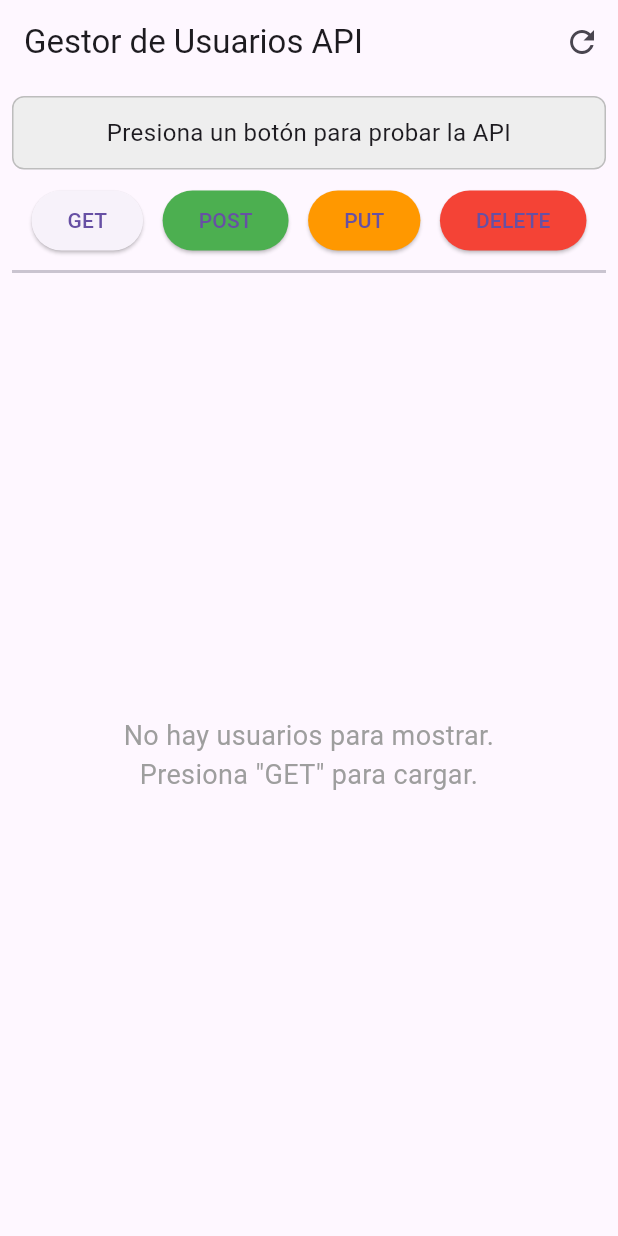
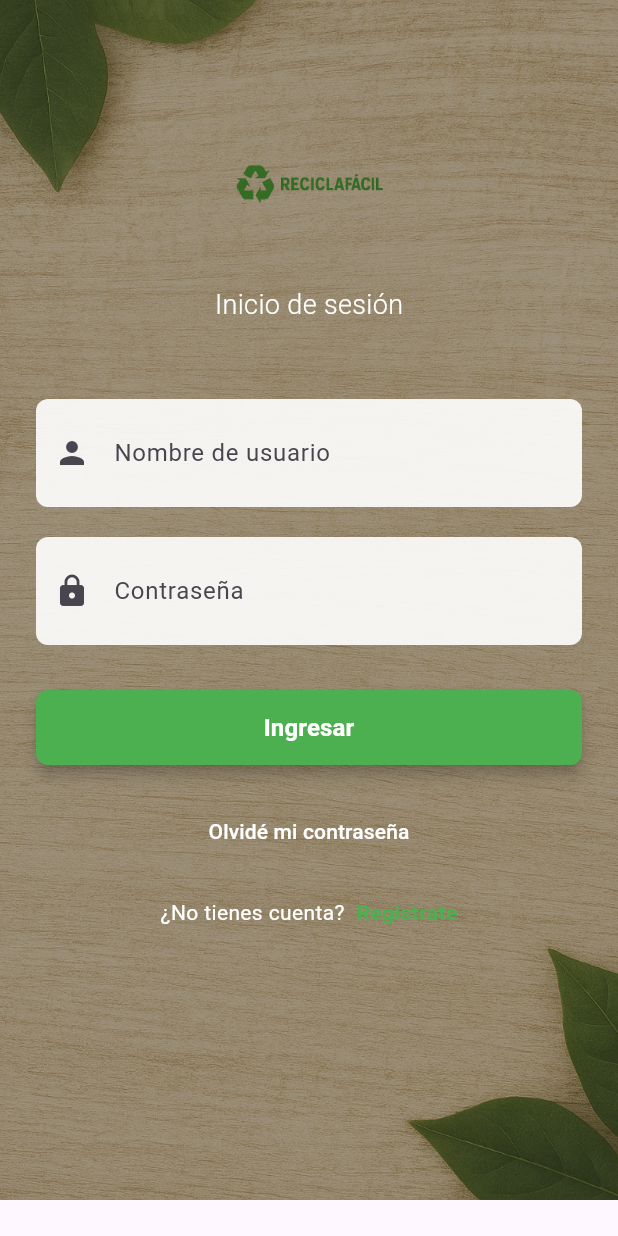
Before and after one commit to PedroMtz83/Recicla-Facil, a Flutter app: the screen it shows after launch, on a phone screen of 412 x 824 dp. Run offline on Flutter 3.47's test engine with Material 3 defaults, Android fonts, the phone set to English and light mode, and no system bars.

Commit message:
Interfaz de login casi completa

```diff
--- a/rf_sprint1/lib/login.dart
+++ /dev/null
@@ -1,196 +0,0 @@
-import 'package:flutter/material.dart';
-import 'services/usuario_service.dart';
-
-class AppSp01 extends StatefulWidget {
-  AppSp01({super.key});
-
-  @override
-  State<AppSp01> createState() => _AppSp01State();
-}
-
-class _AppSp01State extends State<AppSp01> {
-  final UsuarioService _apiService = UsuarioService();
-
-  // --- CAMBIO 1: Variables de estado para la lista ---
-  // Guardaremos la lista de usuarios aquí en lugar de en un simple String.
-  List<dynamic> _usuarios = [];
-  // Para mostrar un indicador de carga mientras se obtienen los datos.
-  bool _isLoading = false;
-  // Mantenemos una variable para los mensajes de los otros botones.
-  String _statusMessage = 'Presiona un botón para probar la API';
-
-  // --- CAMBIO 2: Función _probarGet actualizada ---
-  // Ahora llena la lista _usuarios y maneja el estado de carga.
-  void _probarGet() async {
-    setState(() {
-      _isLoading = true; // Inicia el indicador de carga
-      _statusMessage = 'Cargando lista de usuarios...';
-    });
-
-    try {
-      final usuariosObtenidos = await _apiService.obtenerUsuarios();
-      setState(() {
-        _usuarios = usuariosObtenidos; // Guarda la lista completa
-        _statusMessage = 'Se encontraron ${_usuarios.length} usuarios.';
-      });
-    } catch (e) {
-      setState(() {
-        _statusMessage = 'Error al obtener usuarios: $e';
-        _usuarios = []; // Limpia la lista en caso de error
-      });
-    } finally {
-      setState(() {
-        _isLoading = false; // Detiene el indicador de carga
-      });
-    }
-  }
-
-  // --- Mantenemos tus otras funciones de prueba ---
-  void _probarPost() async {
-    setState(() => _statusMessage = 'Creando usuario...');
-    final correoUnico = 'prueba1@example.com';
-    bool exito = await _apiService.crearUsuario(
-        nombre: 'Pedro92A', email: correoUnico, password: '12345');
-    setState(() => _statusMessage = exito
-        ? 'Usuario creado con éxito. ¡Vuelve a presionar GET!'
-        : 'Error al crear usuario.');
-    if (exito) _usuarios = []; // Limpia la lista para forzar la recarga
-  }
-
-  void _probarPut() async {
-    setState(() => _statusMessage = 'Actualizando usuario...');
-    bool exito = await _apiService.actualizarUsuario(
-        email: 'prueba1@example.com', nombre: 'PedroM', admin: true);
-    setState(() => _statusMessage = exito
-        ? 'Usuario actualizado con éxito. ¡Vuelve a presionar GET!'
-        : 'Error al actualizar.');
-    if (exito) _usuarios = [];
-  }
-
-  void _probarDelete() async {
-    setState(() => _statusMessage = 'Eliminando usuario...');
-    bool exito = await _apiService.eliminarUsuario('prueba1@example.com');
-    setState(() => _statusMessage = exito
-        ? 'Usuario eliminado con éxito. ¡Vuelve a presionar GET!'
-        : 'Error al eliminar.');
-    if (exito) _usuarios = [];
-  }
-
-  // --- CAMBIO 3: El método build refactorizado ---
-  @override
-  Widget build(BuildContext context) {
-    return Scaffold(
-      appBar: AppBar(
-        title: Text('Gestor de Usuarios API'),
-        actions: [
-          // Un botón para recargar la lista directamente desde la AppBar
-          IconButton(
-            icon: Icon(Icons.refresh),
-            onPressed: _probarGet,
-            tooltip: 'Recargar Lista',
-          ),
-        ],
-      ),
-      // El cuerpo ahora es dinámico: muestra la lista o los botones
-      body: Padding(
-        padding: EdgeInsets.all(8.0),
-        child: Column(
-          children: [
-            // Una sección superior para los botones y mensajes
-            _buildControlPanel(),
-            Divider(height: 20, thickness: 2),
-            // Una sección inferior que muestra la lista de usuarios
-            _buildUserListView(),
-          ],
-        ),
-      ),
-    );
-  }
-
-  // Widget para los botones de control
-  Widget _buildControlPanel() {
-    return Column(
-      crossAxisAlignment: CrossAxisAlignment.stretch,
-      children: [
-        Container(
-          padding: EdgeInsets.all(12),
-          decoration: BoxDecoration(
-              color: Colors.grey.shade200,
-              borderRadius: BorderRadius.circular(8),
-              border: Border.all(color: Colors.grey.shade400)),
-          child: Text(
-            _statusMessage,
-            textAlign: TextAlign.center,
-            style: TextStyle(fontSize: 16),
-          ),
-        ),
-        SizedBox(height: 10),
-        // Usamos una fila para que los botones se vean mejor
-        Row(
-          mainAxisAlignment: MainAxisAlignment.spaceEvenly,
-          children: [
-            ElevatedButton(onPressed: _probarGet, child: const Text('GET')),
-            ElevatedButton(
-                onPressed: _probarPost,
-                child: Text('POST'),
-                style: ElevatedButton.styleFrom(backgroundColor: Colors.green)),
-            ElevatedButton(
-                onPressed: _probarPut,
-                child: Text('PUT'),
-                style: ElevatedButton.styleFrom(backgroundColor: Colors.orange)),
-            ElevatedButton(
-                onPressed: _probarDelete,
-                child: Text('DELETE'),
-                style: ElevatedButton.styleFrom(backgroundColor: Colors.red)),
-          ],
-        ),
-      ],
-    );
-  }
-
-  // Widget para la lista de usuarios
-  Widget _buildUserListView() {
-    // Si está cargando, muestra el CircularProgressIndicator
-    if (_isLoading) {
-      return Expanded(
-        child: Center(child: CircularProgressIndicator()),
-      );
-    }
-    // Si la lista está vacía (después de cargar), muestra un mensaje
-    if (_usuarios.isEmpty) {
-      return Expanded(
-        child: Center(
-          child: Text(
-            'No hay usuarios para mostrar.\nPresiona "GET" para cargar.',
-            textAlign: TextAlign.center,
-            style: TextStyle(fontSize: 18, color: Colors.grey),
-          ),
-        ),
-      );
-    }
-
-    // Si hay usuarios, construye el ListView.builder
-    // Expanded es crucial para que el ListView ocupe el espacio restante.
-    return Expanded(
-      child: ListView.builder(
-        itemCount: _usuarios.length,
-        itemBuilder: (context, index) {
-          final usuario = _usuarios[index];
-          return Card(
-            margin: EdgeInsets.symmetric(vertical: 6.0),
-            child: ListTile(
-              leading: CircleAvatar(
-                child: Text(usuario['nombre']?[0] ?? 'U'),
-              ),
-              title: Text(usuario['nombre'] ?? 'Sin nombre'),
-              subtitle: Text(usuario['email'] ?? 'Sin email'),
-              trailing: (usuario['admin'] == true)
-                  ? Icon(Icons.shield, color: Colors.blue)
-                  : null,
-            ),
-          );
-        },
-      ),
-    );
-  }
-}
--- /dev/null
+++ b/rf_sprint1/lib/views/login_screen.dart
@@ -0,0 +1,252 @@
+import 'package:flutter/material.dart';
+import '../services/usuario_service.dart';
+
+class LoginScreen extends StatefulWidget {
+  const LoginScreen({super.key});
+
+  @override
+  // ignore: library_private_types_in_public_api
+  _LoginScreenState createState() => _LoginScreenState();
+}
+
+class _LoginScreenState extends State<LoginScreen> {
+  final _formKey = GlobalKey<FormState>();
+  final _nombreController = TextEditingController();
+  final _passwordController = TextEditingController();
+  bool _isLoading = false;
+
+  void _login() async {
+    if (!_formKey.currentState!.validate()) return;
+
+    setState(() => _isLoading = true);
+
+    try {
+      final usuarioService = UsuarioService();
+      final response = await usuarioService.loginUsuario(
+        nombre: _nombreController.text,
+        password: _passwordController.text,
+      );
+
+      if (response != null && response['mensaje'] == 'Inicio de sesión exitoso') {
+        debugPrint('Usuario logueado: ${response['usuario']}');
+        // ignore: use_build_context_synchronously
+        Navigator.pushReplacementNamed(context, '/home');
+      } else {
+        // ignore: use_build_context_synchronously
+        ScaffoldMessenger.of(context).showSnackBar(
+          const SnackBar(content: Text('Usuario o contraseña incorrectos')),
+        );
+      }
+    } catch (e) {
+      // ignore: use_build_context_synchronously
+      ScaffoldMessenger.of(context).showSnackBar(
+        SnackBar(content: Text('Error de conexión: $e')),
+      );
+    } finally {
+      setState(() => _isLoading = false);
+    }
+  }
+
+  @override
+  Widget build(BuildContext context) {
+    return Scaffold(
+      body: SizedBox(
+        width: 533,
+        height: 800,
+        child: Stack(
+          children: [
+            // Fondo de pantalla
+            Container(
+              width: double.infinity,
+              height: double.infinity,
+              decoration: const BoxDecoration(
+                image: DecorationImage(
+                  image: AssetImage('assets/images/backgrounds/fondo_login.png'),
+                  fit: BoxFit.cover,
+                ),
+              ),
+            ),
+
+            Container(
+              width: double.infinity,
+              height: double.infinity,
+              // ignore: deprecated_member_use
+              color: Colors.black.withOpacity(0.3),
+            ),
+
+            SafeArea(
+              child: SingleChildScrollView(
+                padding: const EdgeInsets.symmetric(horizontal: 24.0),
+                child: Form(
+                  key: _formKey,
+                  child: Column(
+                    crossAxisAlignment: CrossAxisAlignment.center,
+                    children: [
+                      const SizedBox(height: 70),
+
+                      SizedBox(
+                        width: 393,
+                        height: 104,
+                        child: Image.asset(
+                          'assets/images/logos/logo_completo.png',
+                          fit: BoxFit.contain,
+                        ),
+                      ),
+
+                      const SizedBox(height: 16),
+
+                      const Text(
+                        'Inicio de sesión',
+                        style: TextStyle(
+                          fontSize: 18,
+                          color: Colors.white,
+                          fontWeight: FontWeight.w300,
+                        ),
+                      ),
+
+                      const SizedBox(height: 50),
+
+                      // Campo de nombre
+                      Container(
+                        decoration: BoxDecoration(
+                          // ignore: deprecated_member_use
+                          color: Colors.white.withOpacity(0.9),
+                          borderRadius: BorderRadius.circular(8),
+                        ),
+                        child: TextFormField(
+                          controller: _nombreController,
+                          decoration: const InputDecoration(
+                            labelText: 'Nombre de usuario',
+                            border: InputBorder.none,
+                            contentPadding: EdgeInsets.symmetric(horizontal: 16, vertical: 16),
+                            prefixIcon: Icon(Icons.person),
+                          ),
+                          validator: (value) {
+                            if (value == null || value.isEmpty) {
+                              return 'Nombre Obligatorio';
+                            }
+                            return null;
+                          },
+                        ),
+                      ),
+
+                      const SizedBox(height: 20),
+
+                      // Campo de contraseña
+                      Container(
+                        decoration: BoxDecoration(
+                          // ignore: deprecated_member_use
+                          color: Colors.white.withOpacity(0.9),
+                          borderRadius: BorderRadius.circular(8),
+                        ),
+                        child: TextFormField(
+                          controller: _passwordController,
+                          obscureText: true,
+                          decoration: const InputDecoration(
+                            labelText: 'Contraseña',
+                            border: InputBorder.none,
+                            contentPadding: EdgeInsets.symmetric(horizontal: 16, vertical: 16),
+                            prefixIcon: Icon(Icons.lock),
+                          ),
+                          validator: (value) {
+                            if (value == null || value.isEmpty) {
+                              return 'Contraseña Obligatorio';
+                            }
+                            return null;
+                          },
+                        ),
+                      ),
+
+                      const SizedBox(height: 30),
+
+                      // Botón Ingresar
+                      SizedBox(
+                        width: double.infinity,
+                        height: 50,
+                        child: ElevatedButton(
+                          onPressed: _isLoading ? null : _login,
+                          style: ElevatedButton.styleFrom(
+                            backgroundColor: Colors.green,
+                            foregroundColor: Colors.white,
+                            shape: RoundedRectangleBorder(
+                              borderRadius: BorderRadius.circular(8),
+                            ),
+                            elevation: 4,
+                          ),
+                          child: _isLoading
+                              ? const SizedBox(
+                                  height: 20,
+                                  width: 20,
+                                  child: CircularProgressIndicator(
+                                    strokeWidth: 2,
+                                    valueColor: AlwaysStoppedAnimation<Color>(Colors.white),
+                                  ),
+                                )
+                              : const Text(
+                                  'Ingresar',
+                                  style: TextStyle(
+                                    fontSize: 16,
+                                    fontWeight: FontWeight.bold,
+                                  ),
+                                ),
+                        ),
+                      ),
+
+                      const SizedBox(height: 20),
+
+                      TextButton(
+                        onPressed: () {
+                          // Navigator.pushNamed(context, '/forgot-password');
+                        },
+                        child: const Text(
+                          'Olvidé mi contraseña',
+                          style: TextStyle(
+                            color: Colors.white,
+                            fontSize: 14,
+                          ),
+                        ),
+                      ),
+
+                      const SizedBox(height: 20),
+
+                      Row(
+                        mainAxisAlignment: MainAxisAlignment.center,
+                        children: [
+                          const Text(
+                            '¿No tienes cuenta?',
+                            style: TextStyle(color: Colors.white),
+                          ),
+                          const SizedBox(width: 8),
+                          GestureDetector(
+                            onTap: () {
+                              Navigator.pushNamed(context, '/register');
+                            },
+                            child: const Text(
+                              'Registrate',
+                              style: TextStyle(
+                                color: Colors.green,
+                                fontWeight: FontWeight.bold,
+                                fontSize: 14,
+                              ),
+                            ),
+                          ),
+                        ],
+                      ),
+                    ],
+                  ),
+                ),
+              ),
+            ),
+          ],
+        ),
+      ),
+    );
+  }
+
+  @override
+  void dispose() {
+    _nombreController.dispose();
+    _passwordController.dispose();
+    super.dispose();
+  }
+}
```
Also changed, not shown: rf_sprint1/lib/main.dart (+13 -106 lines), rf_sprint1/lib/services/usuario_service.dart (+37 -4 lines), rf_sprint1/pubspec.yaml (+6 -69 lines), rf_sprint1/assets/images/backgrounds/fondo_login.png (added), rf_sprint1/assets/images/logos/logo_completo.png (added), 8 other files.
